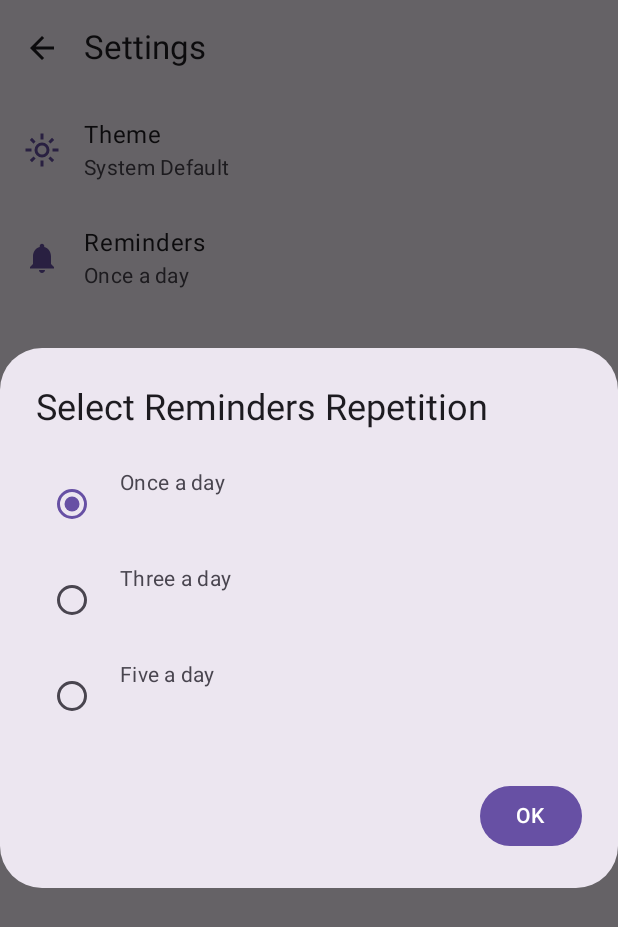
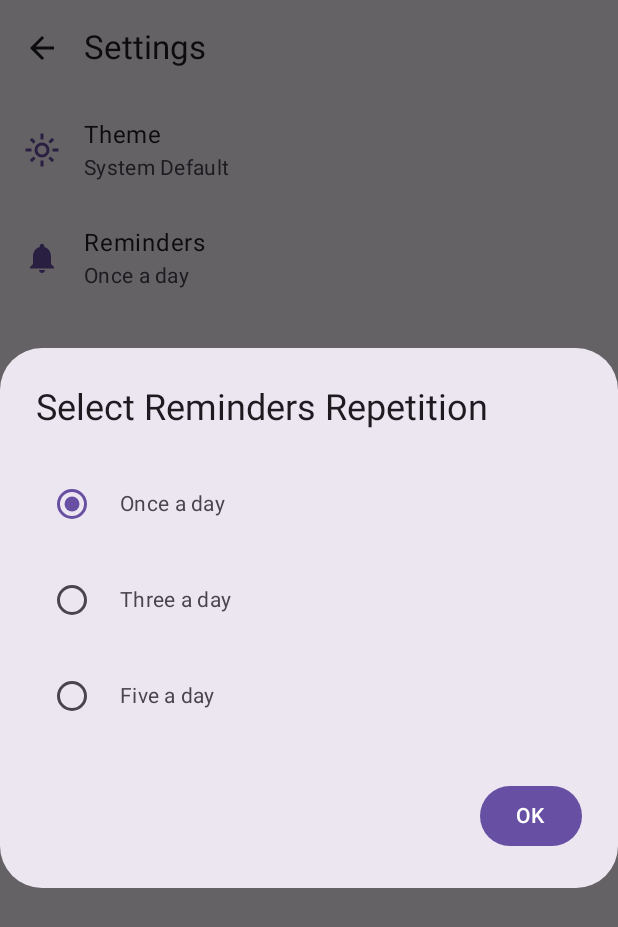
Before and after one commit to omer358/Remember-Me, an Android app built with Jetpack Compose: the SettingsScreen screen opened through its navigation route, after a tap on "Reminders", on a phone screen of 412 x 824 dp. Shown: the top 927 px of the screen. Run offline under Robolectric (Android 15) with nearby library versions, the phone set to English and light mode, and no system bars; our stand-ins replace Dagger/Hilt's generated code; 2 statements that could not run were skipped.

Commit message:
align the reminder options vertically

```diff
--- a/app/src/main/java/com/example/rememberme/presentation/settings/SettingsScreen.kt
+++ b/app/src/main/java/com/example/rememberme/presentation/settings/SettingsScreen.kt
@@ -269,7 +269,8 @@ fun ReminderOptionRow(
         modifier = Modifier
             .fillMaxWidth()
             .padding(vertical = 8.dp)
-            .clickable { onOptionSelected(repetition) }
+            .clickable { onOptionSelected(repetition) },
+        verticalAlignment = Alignment.CenterVertically
     ) {
         RadioButton(
             selected = (repetition == selectedOption),
```
